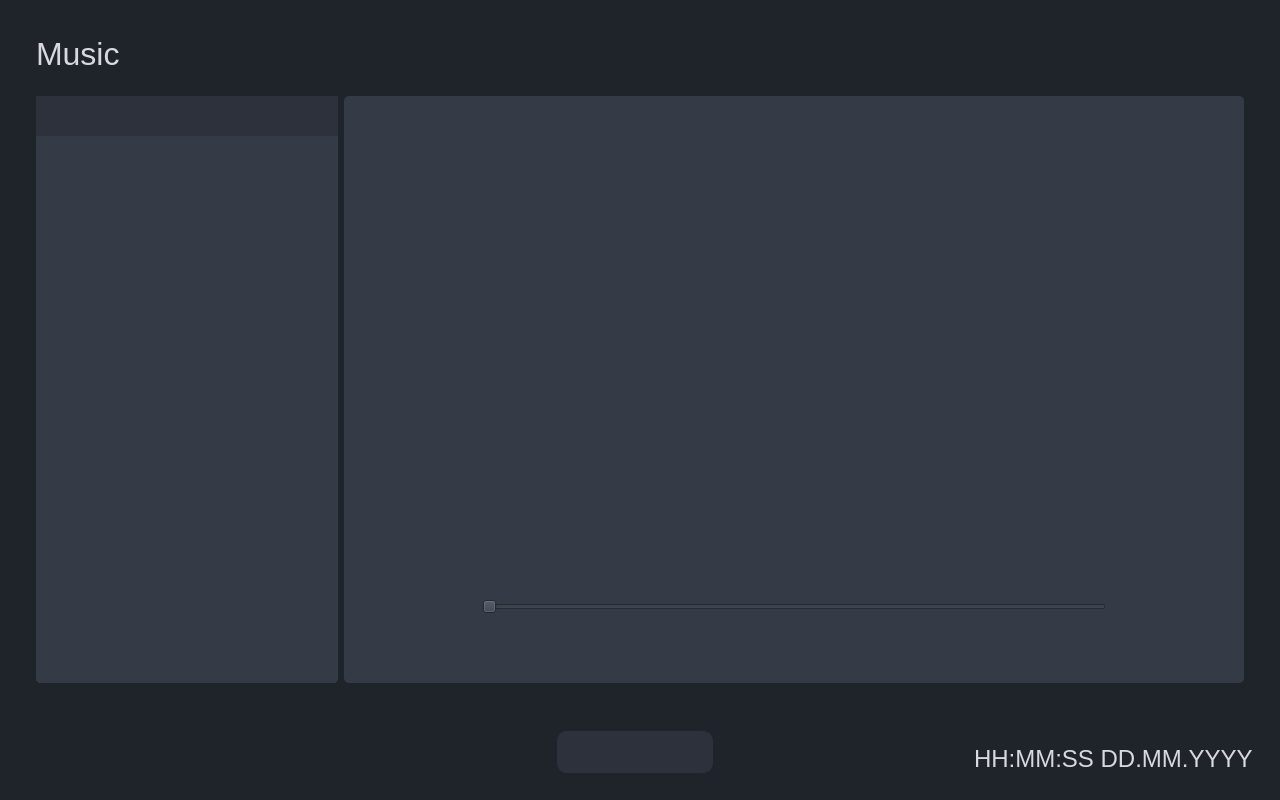
Above: SmartHome/mainwindow.ui from Mirko-A/SmartHome before the change. Below: the same form after it.
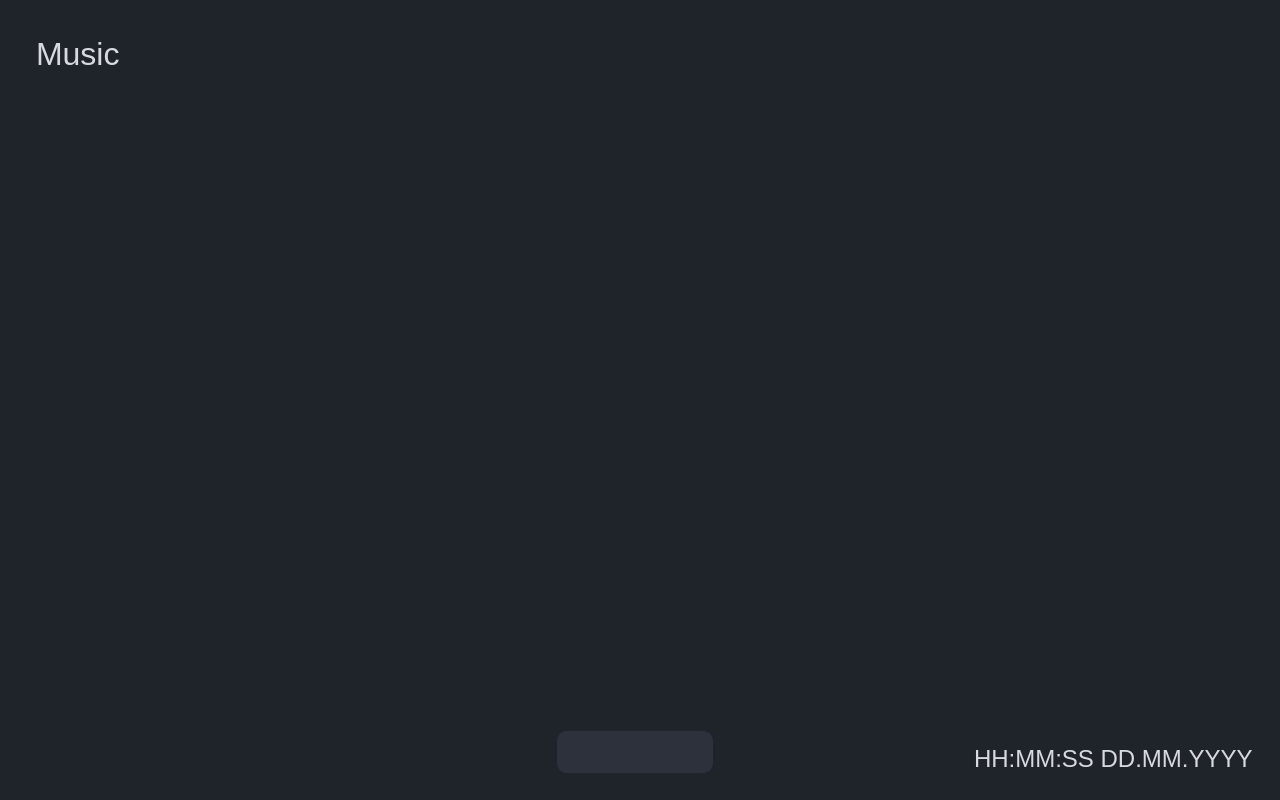
That is the form after the change. Icons and pictures are not drawn.

Commit message:
Made the media player work. It's ugly but it works.
Media player functionality taken from Qt examples. It works but doesn't fit the SmartHome UI style at all. Also the code is not adapted at all. Now that it works, it must be refactored.

What changed in the file:
```diff
--- a/SmartHome/mainwindow.ui
+++ b/SmartHome/mainwindow.ui
@@ -1221,395 +1221,7 @@
              </property>
              <layout class="QHBoxLayout" name="horizontalLayout_38">
               <item>
-               <widget class="QWidget" name="musicPlayerLeftContainer" native="true">
-                <property name="styleSheet">
-                 <string notr="true">* {
-	background-color: #343b47;
-	border-radius: 5px;
-}
-</string>
-                </property>
-                <layout class="QHBoxLayout" name="horizontalLayout_34">
-                 <property name="leftMargin">
-                  <number>0</number>
-                 </property>
-                 <property name="topMargin">
-                  <number>0</number>
-                 </property>
-                 <property name="rightMargin">
-                  <number>0</number>
-                 </property>
-                 <property name="bottomMargin">
-                  <number>0</number>
-                 </property>
-                 <item>
-                  <widget class="QWidget" name="musicPlaylistContainer" native="true">
-                   <property name="styleSheet">
-                    <string notr="true">#musicPlaylistControls
-{
-	border-radius: 0px;
-	background-color: #2c313c;
-}</string>
-                   </property>
-                   <layout class="QVBoxLayout" name="verticalLayout_22">
-                    <property name="leftMargin">
-                     <number>0</number>
-                    </property>
-                    <property name="topMargin">
-                     <number>0</number>
-                    </property>
-                    <property name="rightMargin">
-                     <number>0</number>
-                    </property>
-                    <property name="bottomMargin">
-                     <number>0</number>
-                    </property>
-                    <item>
-                     <widget class="QWidget" name="musicPlaylistControls" native="true">
-                      <property name="sizePolicy">
-                       <sizepolicy hsizetype="Preferred" vsizetype="Preferred">
-                        <horstretch>0</horstretch>
-                        <verstretch>0</verstretch>
-                       </sizepolicy>
-                      </property>
-                      <property name="minimumSize">
-                       <size>
-                        <width>0</width>
-                        <height>0</height>
-                       </size>
-                      </property>
-                      <property name="styleSheet">
-                       <string notr="true">QPushButton {
-	padding: 4px;
-	border-radius: 5px;
-	background-color: #2c313c;
-}
-
-QPushButton:hover {
-	background-color: #434158;
-}</string>
-                      </property>
-                      <layout class="QHBoxLayout" name="horizontalLayout_35">
-                       <item>
-                        <widget class="QPushButton" name="musicPlaylistRemoveBtn">
-                         <property name="sizePolicy">
-                          <sizepolicy hsizetype="Fixed" vsizetype="Fixed">
-                           <horstretch>0</horstretch>
-                           <verstretch>0</verstretch>
-                          </sizepolicy>
-                         </property>
-                         <property name="cursor">
-                          <cursorShape>PointingHandCursor</cursorShape>
-                         </property>
-                         <property name="toolTip">
-                          <string>Add new files</string>
-                         </property>
-                         <property name="text">
-                          <string/>
-                         </property>
-                         <property name="icon">
-                          <iconset>
-                           <normaloff>../resource/icons/file-plus.svg</normaloff>../resource/icons/file-plus.svg</iconset>
-                         </property>
-                         <property name="iconSize">
-                          <size>
-                           <width>20</width>
-                           <height>20</height>
-                          </size>
-                         </property>
-                        </widget>
-                       </item>
-                       <item>
-                        <widget class="QPushButton" name="musicPlaylistAddBtn">
-                         <property name="enabled">
-                          <bool>false</bool>
-                         </property>
-                         <property name="sizePolicy">
-                          <sizepolicy hsizetype="Fixed" vsizetype="Fixed">
-                           <horstretch>0</horstretch>
-                           <verstretch>0</verstretch>
-                          </sizepolicy>
-                         </property>
-                         <property name="cursor">
-                          <cursorShape>PointingHandCursor</cursorShape>
-                         </property>
-                         <property name="toolTip">
-                          <string>Remove selected files</string>
-                         </property>
-                         <property name="text">
-                          <string/>
-                         </property>
-                         <property name="icon">
-                          <iconset>
-                           <normaloff>../resource/icons/trash-2.svg</normaloff>../resource/icons/trash-2.svg</iconset>
-                         </property>
-                         <property name="iconSize">
-                          <size>
-                           <width>20</width>
-                           <height>20</height>
-                          </size>
-                         </property>
-                        </widget>
-                       </item>
-                       <item>
-                        <spacer name="musicPlaylistControlsSpacer">
-                         <property name="orientation">
-                          <enum>Qt::Horizontal</enum>
-                         </property>
-                         <property name="sizeHint" stdset="0">
-                          <size>
-                           <width>205</width>
-                           <height>20</height>
-                          </size>
-                         </property>
-                        </spacer>
-                       </item>
-                      </layout>
-                     </widget>
-                    </item>
-                    <item>
-                     <widget class="QListWidget" name="musicPlaylistList"/>
-                    </item>
-                   </layout>
-                  </widget>
-                 </item>
-                </layout>
-               </widget>
-              </item>
-              <item>
-               <widget class="QWidget" name="musicPlayerRightContainer" native="true">
-                <property name="minimumSize">
-                 <size>
-                  <width>900</width>
-                  <height>0</height>
-                 </size>
-                </property>
-                <property name="styleSheet">
-                 <string notr="true">* {
-	background-color: #343b47;
-}
-
-QPushButton {
-	padding: 5px;
-	border-radius: 15px;
-}
-
-QPushButton:hover {
-	background-color: #434158;
-}</string>
-                </property>
-                <layout class="QVBoxLayout" name="verticalLayout_21">
-                 <item>
-                  <widget class="QWidget" name="musicPlayerViewContainer" native="true">
-                   <property name="sizePolicy">
-                    <sizepolicy hsizetype="Preferred" vsizetype="Preferred">
-                     <horstretch>0</horstretch>
-                     <verstretch>0</verstretch>
-                    </sizepolicy>
-                   </property>
-                   <property name="minimumSize">
-                    <size>
-                     <width>0</width>
-                     <height>0</height>
-                    </size>
-                   </property>
-                   <layout class="QVBoxLayout" name="verticalLayout_20">
-                    <item>
-                     <widget class="QGraphicsView" name="musicPlayerView"/>
-                    </item>
-                   </layout>
-                  </widget>
-                 </item>
-                 <item>
-                  <widget class="QWidget" name="musicPlayerSliderContainer" native="true">
-                   <property name="sizePolicy">
-                    <sizepolicy hsizetype="Preferred" vsizetype="Preferred">
-                     <horstretch>0</horstretch>
-                     <verstretch>0</verstretch>
-                    </sizepolicy>
-                   </property>
-                   <property name="minimumSize">
-                    <size>
-                     <width>0</width>
-                     <height>0</height>
-                    </size>
-                   </property>
-                   <layout class="QHBoxLayout" name="horizontalLayout_37">
-                    <item>
-                     <spacer name="musicPlayerSliderLeftSpacer">
-                      <property name="orientation">
-                       <enum>Qt::Horizontal</enum>
-                      </property>
-                      <property name="sizeType">
-                       <enum>QSizePolicy::Fixed</enum>
-                      </property>
-                      <property name="sizeHint" stdset="0">
-                       <size>
-                        <width>120</width>
-                        <height>20</height>
-                       </size>
-                      </property>
-                     </spacer>
-                    </item>
-                    <item>
-                     <widget class="QSlider" name="musicPlayerSlider">
-                      <property name="enabled">
-                       <bool>false</bool>
-                      </property>
-                      <property name="sizePolicy">
-                       <sizepolicy hsizetype="Preferred" vsizetype="Preferred">
-                        <horstretch>0</horstretch>
-                        <verstretch>0</verstretch>
-                       </sizepolicy>
-                      </property>
-                      <property name="cursor">
-                       <cursorShape>PointingHandCursor</cursorShape>
-                      </property>
-                      <property name="orientation">
-                       <enum>Qt::Horizontal</enum>
-                      </property>
-                     </widget>
-                    </item>
-                    <item>
-                     <spacer name="musicPlayerSliderRightSpacer">
-                      <property name="orientation">
-                       <enum>Qt::Horizontal</enum>
-                      </property>
-                      <property name="sizeType">
-                       <enum>QSizePolicy::Fixed</enum>
-                      </property>
-                      <property name="sizeHint" stdset="0">
-                       <size>
-                        <width>120</width>
-                        <height>20</height>
-                       </size>
-                      </property>
-                     </spacer>
-                    </item>
-                   </layout>
-                  </widget>
-                 </item>
-                 <item alignment="Qt::AlignHCenter">
-                  <widget class="QWidget" name="musicPlayerControls" native="true">
-                   <layout class="QHBoxLayout" name="horizontalLayout_36">
-                    <item>
-                     <widget class="QPushButton" name="musicPlayerPreviousSong">
-                      <property name="sizePolicy">
-                       <sizepolicy hsizetype="Fixed" vsizetype="Fixed">
-                        <horstretch>0</horstretch>
-                        <verstretch>0</verstretch>
-                       </sizepolicy>
-                      </property>
-                      <property name="cursor">
-                       <cursorShape>PointingHandCursor</cursorShape>
-                      </property>
-                      <property name="text">
-                       <string/>
-                      </property>
-                      <property name="icon">
-                       <iconset>
-                        <normaloff>../resource/icons/skip-back.svg</normaloff>../resource/icons/skip-back.svg</iconset>
-                      </property>
-                      <property name="iconSize">
-                       <size>
-                        <width>40</width>
-                        <height>40</height>
-                       </size>
-                      </property>
-                     </widget>
-                    </item>
-                    <item>
-                     <spacer name="musicPlayerControlsLeftSpacer">
-                      <property name="orientation">
-                       <enum>Qt::Horizontal</enum>
-                      </property>
-                      <property name="sizeType">
-                       <enum>QSizePolicy::Fixed</enum>
-                      </property>
-                      <property name="sizeHint" stdset="0">
-                       <size>
-                        <width>30</width>
-                        <height>20</height>
-                       </size>
-                      </property>
-                     </spacer>
-                    </item>
-                    <item>
-                     <widget class="QPushButton" name="musicPlayerPlaySong">
-                      <property name="sizePolicy">
-                       <sizepolicy hsizetype="Fixed" vsizetype="Fixed">
-                        <horstretch>0</horstretch>
-                        <verstretch>0</verstretch>
-                       </sizepolicy>
-                      </property>
-                      <property name="cursor">
-                       <cursorShape>PointingHandCursor</cursorShape>
-                      </property>
-                      <property name="text">
-                       <string/>
-                      </property>
-                      <property name="icon">
-                       <iconset>
-                        <normaloff>../resource/icons/play.svg</normaloff>../resource/icons/play.svg</iconset>
-                      </property>
-                      <property name="iconSize">
-                       <size>
-                        <width>40</width>
-                        <height>40</height>
-                       </size>
-                      </property>
-                      <property name="checkable">
-                       <bool>true</bool>
-                      </property>
-                     </widget>
-                    </item>
-                    <item>
-                     <spacer name="musicPlayerControlsRightSpacer">
-                      <property name="orientation">
-                       <enum>Qt::Horizontal</enum>
-                      </property>
-                      <property name="sizeType">
-                       <enum>QSizePolicy::Fixed</enum>
-                      </property>
-                      <property name="sizeHint" stdset="0">
-                       <size>
-                        <width>30</width>
-                        <height>20</height>
-                       </size>
-                      </property>
-                     </spacer>
-                    </item>
-                    <item>
-                     <widget class="QPushButton" name="musicPlayerNextSong">
-                      <property name="sizePolicy">
-                       <sizepolicy hsizetype="Fixed" vsizetype="Fixed">
-                        <horstretch>0</horstretch>
-                        <verstretch>0</verstretch>
-                       </sizepolicy>
-                      </property>
-                      <property name="cursor">
-                       <cursorShape>PointingHandCursor</cursorShape>
-                      </property>
-                      <property name="text">
-                       <string/>
-                      </property>
-                      <property name="icon">
-                       <iconset>
-                        <normaloff>../resource/icons/skip-forward.svg</normaloff>../resource/icons/skip-forward.svg</iconset>
-                      </property>
-                      <property name="iconSize">
-                       <size>
-                        <width>40</width>
-                        <height>40</height>
-                       </size>
-                      </property>
-                     </widget>
-                    </item>
-                   </layout>
-                  </widget>
-                 </item>
-                </layout>
-               </widget>
+               <layout class="QGridLayout" name="musicBodyLayout"/>
               </item>
              </layout>
             </widget>
```
The commit also changes 14 other files.
